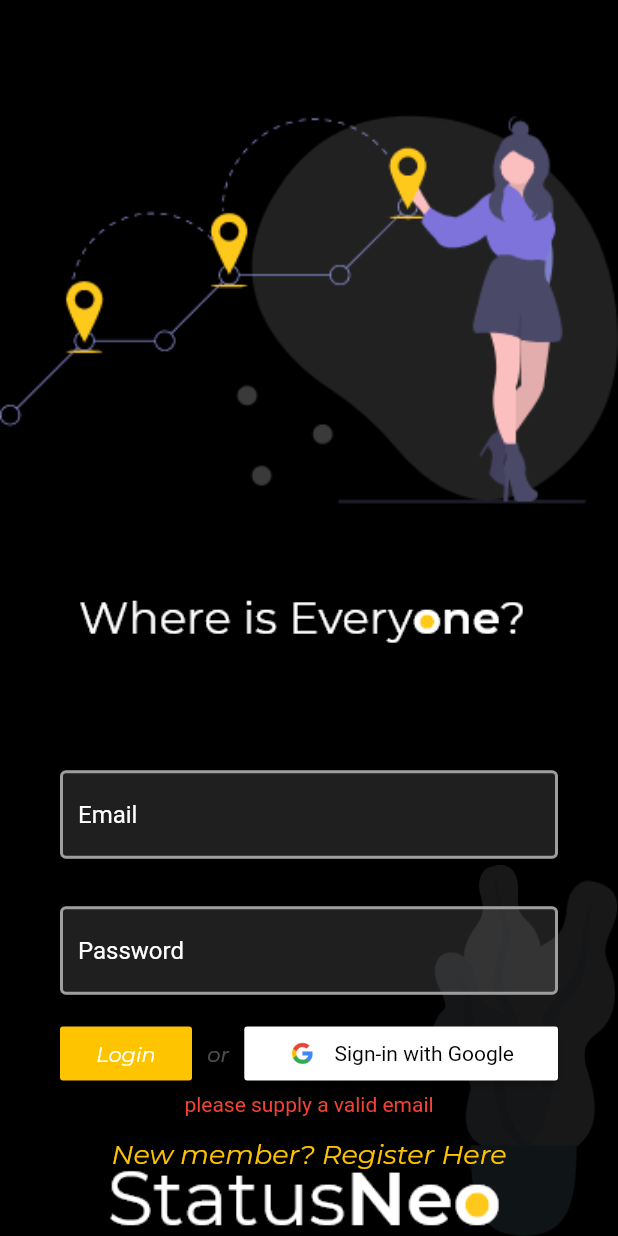
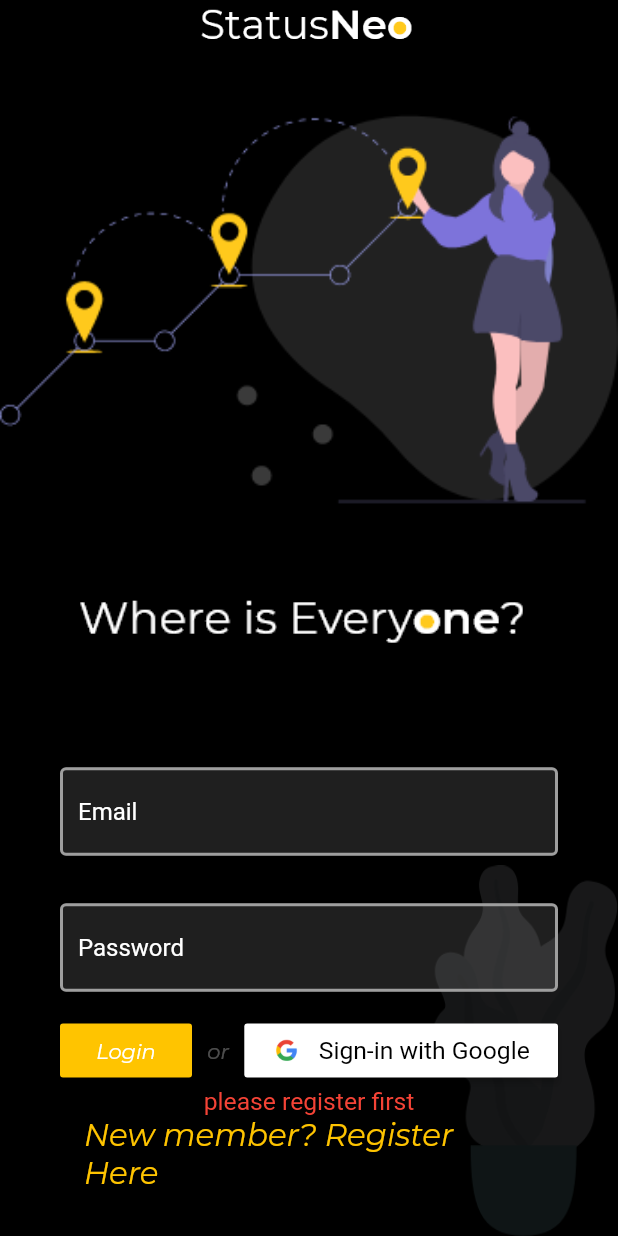
Before and after one commit to Shraddhasaini/Whereisevery1, a Flutter app: the screen it shows after launch, after a tap on "Sign-in with Google", on a phone screen of 412 x 824 dp. Run offline on Flutter 3.47's test engine with Material 2 defaults, Android fonts, the light colour scheme and no system bars; our stand-ins replace cloud_firestore, firebase_auth, firebase_storage, flutter_spinkit, geolocator, google_maps_flutter and 4 more; accounts and stored records are empty.

Commit message:
bug fixes

```diff
--- a/lib/screens/authenticate/register.dart
+++ b/lib/screens/authenticate/register.dart
@@ -155,6 +155,7 @@
                                                   style: TextStyle(
                                                     fontFamily: 'Roboto',
                                                     color: Colors.black,
+                                                    fontSize: _height*0.02
                                                   ),
                                                 ),
                                                 color: Colors.white,
--- a/lib/screens/authenticate/sign_in.dart
+++ b/lib/screens/authenticate/sign_in.dart
@@ -63,9 +63,10 @@
                     ),
                   ),
                   Positioned(
-                    bottom: -0.1*_height,
+                   // right: _width*0.3,
+                    top: -(_height-1.0*(_height)),
                     width: _width,
-                    height: 0.26*_height,
+                    height: 0.04*_height,
                     child: Container(
                       decoration: BoxDecoration(
                         image: DecorationImage(
@@ -172,13 +173,14 @@
                                       style: TextStyle(
                                         fontFamily: 'Roboto',
                                         color: Colors.black,
+                                        fontSize: _height*0.02
                                       ),
                                     ),
                                     color: Colors.white,
                                     onPressed: () async {
                                       dynamic result = await _auth.googleSignIn1();
                                       if (result == null){
-                                        setState(() { error = 'please supply a valid email';
+                                        setState(() { error = 'please register first';
                                         loading = false;
                                         });
                                       }
@@ -188,18 +190,18 @@
                               ],
                               ),
                             ),
-                            SizedBox(height: 2.0),
+                            SizedBox(height: 1.0),
                             Text(
                               error,
-                              style: TextStyle(color: Colors.red, fontSize: 14.0),
+                              style: TextStyle(color: Colors.red, fontSize: _height*0.02),
                             ),
-                            SizedBox(height:2.0),
+                            //SizedBox(height:0.0),
                             FlatButton(
-                              //color: Colors.black,
+                              //color: Colors.blue,
                               child: Text(
                                 'New member? Register Here',
                                 style: TextStyle(
-                                  fontSize: 18.0,
+                                  fontSize: _height*0.025,
                                   fontFamily: 'Montserrat',
                                   color: Colors.amberAccent[400],
                                   fontStyle: FontStyle.italic,
```
Also changed, not shown: lib/screens/home/home.dart (+93 -90 lines).
